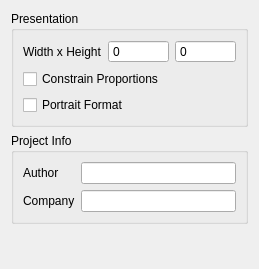
The window that src/Authoring/Studio/UI/StudioProjectSettingsPage.ui (flyhex/qt3dstudio) describes before a commit, drawn with Qt 5.
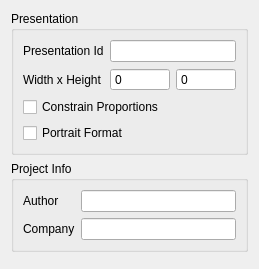
The same window after the commit.

Commit message: Add presentation id to the presentation settings panel

```diff
--- a/src/Authoring/Studio/UI/StudioProjectSettingsPage.ui
+++ b/src/Authoring/Studio/UI/StudioProjectSettingsPage.ui
@@ -18,6 +18,19 @@
      </property>
      <layout class="QFormLayout" name="formLayout_2">
       <item row="0" column="0">
+       <widget class="QLabel" name="label_2">
+        <property name="text">
+         <string>Presentation Id</string>
+        </property>
+        <property name="buddy">
+         <cstring>m_PresentationId</cstring>
+        </property>
+       </widget>
+      </item>
+      <item row="0" column="1">
+       <widget class="QLineEdit" name="m_PresentationId"/>
+      </item>
+      <item row="1" column="0">
        <widget class="QLabel" name="label">
         <property name="text">
          <string>Width x Height</string>
@@ -27,7 +40,7 @@
         </property>
        </widget>
       </item>
-      <item row="0" column="1">
+      <item row="1" column="1">
        <layout class="QHBoxLayout" name="horizontalLayout">
         <item>
          <widget class="QSpinBox" name="m_ClientSizeWidth">
@@ -52,7 +65,7 @@
         </property>
        </widget>
       </item>
-      <item row="4" column="0" colspan="2">
+      <item row="3" column="0" colspan="2">
        <widget class="QCheckBox" name="m_checkPortraitFormat">
         <property name="text">
          <string>Portrait Format</string>
```
Left out of the diff: 1 changed line with no effect on the pictures. The commit also changes 40 other files.
